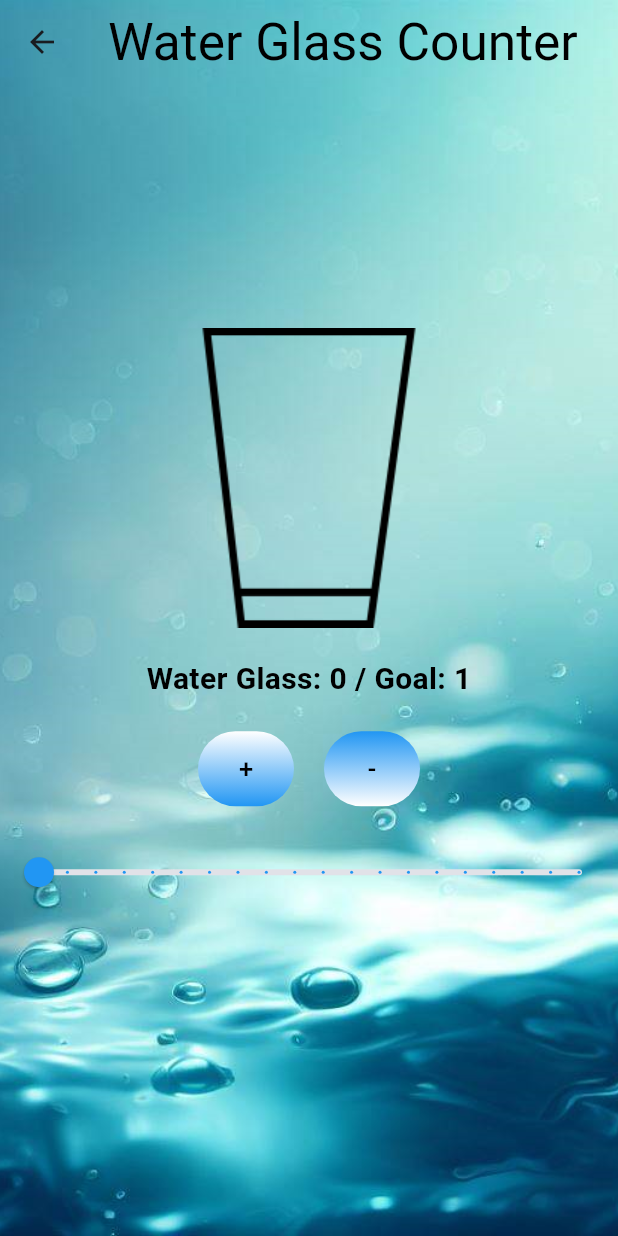
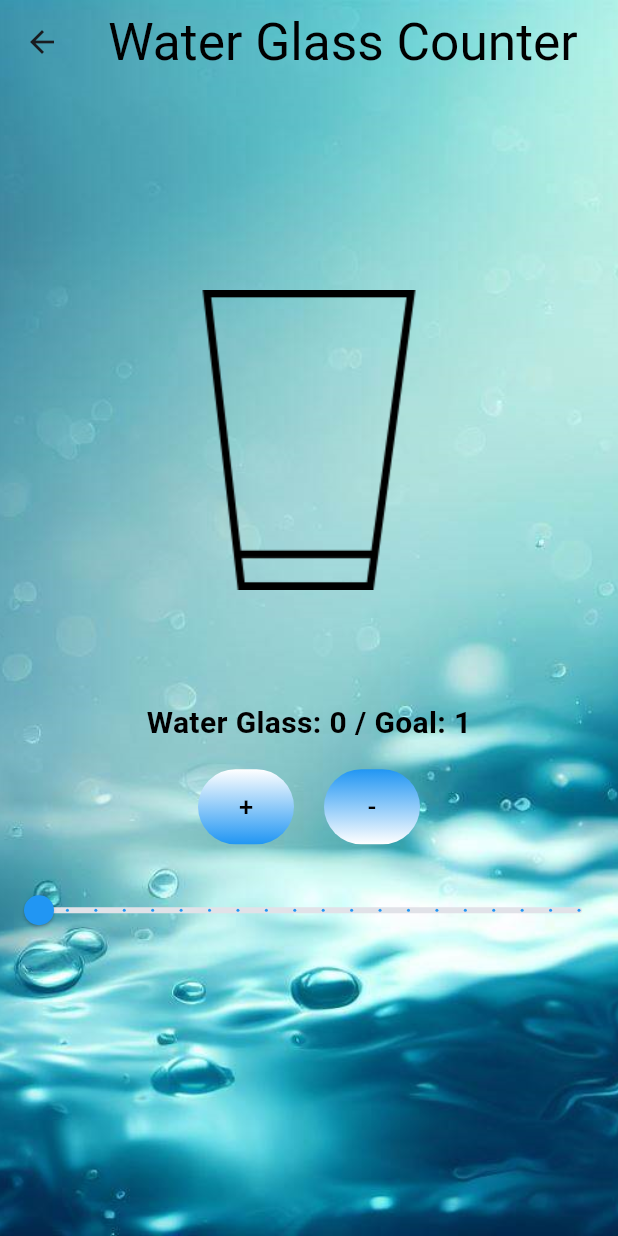
Before and after one commit to mateuszkasprzak94/fitness_prodigy, a Flutter app: the WaterGlassCounterPage screen opened directly, on a phone screen of 412 x 824 dp. Run offline on Flutter 3.47's test engine with Material 3 defaults, Android fonts, the phone set to English and light mode, and no system bars; drawn by our look-alikes of flutter_animate; our stand-ins replace bloc, cloud_firestore, dio, firebase_auth, firebase_core, flutter_bloc and 5 more; accounts and stored records are empty; generated files the repository leaves out were written again; Roboto replaces fonts that are missing (Satisfy).

Commit message:
Correct UI

```diff
--- a/lib/app/pages/features/water_glass_counter/water_glass_counter_page.dart
+++ b/lib/app/pages/features/water_glass_counter/water_glass_counter_page.dart
@@ -39,6 +39,7 @@ class _WaterGlassCounterPageState extends State<WaterGlassCounterPage> {
         },
         builder: (context, state) {
           double screenWidth = MediaQuery.of(context).size.width;
+          double screenHeight = MediaQuery.of(context).size.height;
           final waterModels = state.model;
           return Scaffold(
             extendBodyBehindAppBar: true,
@@ -59,11 +60,14 @@ class _WaterGlassCounterPageState extends State<WaterGlassCounterPage> {
                     image: AssetImage('assets/images/w3.png'),
                     fit: BoxFit.cover),
               ),
-              child: Center(
               child: Column(
                 mainAxisAlignment: MainAxisAlignment.center,
                 children: [
                   for (final waterModel in waterModels) ...[
+                    SizedBox(
+                      height: screenHeight / 3.0,
+                      child: Column(
+                        children: [
                           goalReached ==
                                   waterModel!.glassCount >= waterModel.newGoal
                               ? Column(
@@ -104,14 +108,20 @@ class _WaterGlassCounterPageState extends State<WaterGlassCounterPage> {
                                   .slide()
                                   .then()
                                   .shake(),
-                      const SizedBox(height: 20),
-                      Center(
+                        ],
+                      ),
+                    ),
+                    SizedBox(
+                      height: 25,
+                      child: Align(
+                        alignment: Alignment.center,
                         child: Text(
                           'Water Glass: ${waterModel.glassCount} / Goal: ${waterModel.newGoal}',
                           style: const TextStyle(
                               fontSize: 20,
                               color: Colors.black,
                               fontWeight: FontWeight.bold),
+                        ),
                       ),
                     ),
                   ],
@@ -144,8 +154,7 @@ class _WaterGlassCounterPageState extends State<WaterGlassCounterPage> {
                           ),
                           child: const Text(
                             '+',
-                              style:
-                                  TextStyle(fontSize: 17, color: Colors.black),
+                            style: TextStyle(fontSize: 17, color: Colors.black),
                           ),
                         ),
                       ),
@@ -176,8 +185,8 @@ class _WaterGlassCounterPageState extends State<WaterGlassCounterPage> {
                             fixedSize: const Size(50, 50),
                           ),
                           child: const Text('-',
-                                style: TextStyle(
-                                    fontSize: 17, color: Colors.black)),
+                              style:
+                                  TextStyle(fontSize: 17, color: Colors.black)),
                         ),
                       ),
                     ],
@@ -203,7 +212,6 @@ class _WaterGlassCounterPageState extends State<WaterGlassCounterPage> {
                 ],
               ),
             ),
-            ),
           );
         },
       ),
--- a/pubspec.yaml
+++ b/pubspec.yaml
@@ -4,7 +4,7 @@ description: A new Flutter project.
 publish_to: 'none'
 
 
-version: 1.0.0+2
+version: 1.0.0+3
 
 environment:
   sdk: '>=3.0.6 <4.0.0'
```
Lines whose indentation alone changed are shown as unchanged.
